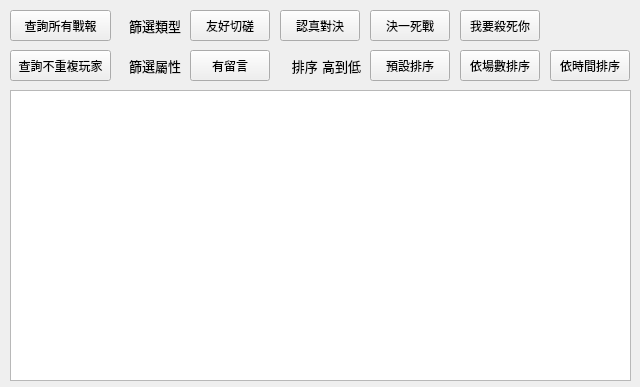
Old version of the form reportReader.ui in the repository LianSheng197/report-recorder.
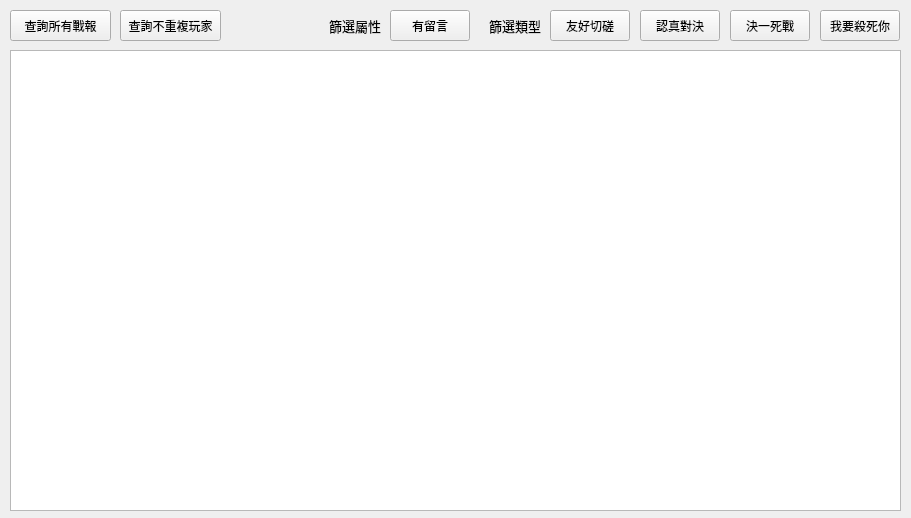
New version of the form.

Commit message: 介面修正、刪除排序按鈕

The edit to the form file:
```diff
--- a/reportReader.ui
+++ b/reportReader.ui
@@ -6,8 +6,8 @@
    <rect>
     <x>0</x>
     <y>0</y>
-    <width>640</width>
-    <height>387</height>
+    <width>911</width>
+    <height>518</height>
    </rect>
   </property>
   <property name="windowTitle">
@@ -17,8 +17,8 @@
    <widget class="QPushButton" name="readDistinctButton">
     <property name="geometry">
      <rect>
-      <x>10</x>
-      <y>50</y>
+      <x>120</x>
+      <y>10</y>
       <width>101</width>
       <height>31</height>
      </rect>
@@ -31,16 +31,16 @@
     <property name="geometry">
      <rect>
       <x>10</x>
-      <y>90</y>
-      <width>621</width>
-      <height>291</height>
+      <y>50</y>
+      <width>891</width>
+      <height>461</height>
      </rect>
     </property>
    </widget>
    <widget class="QPushButton" name="readType1Button">
     <property name="geometry">
      <rect>
-      <x>280</x>
+      <x>640</x>
       <y>10</y>
       <width>80</width>
       <height>31</height>
@@ -53,7 +53,7 @@
    <widget class="QPushButton" name="readType2Button">
     <property name="geometry">
      <rect>
-      <x>370</x>
+      <x>730</x>
       <y>10</y>
       <width>80</width>
       <height>31</height>
@@ -66,7 +66,7 @@
    <widget class="QPushButton" name="readType3Button">
     <property name="geometry">
      <rect>
-      <x>460</x>
+      <x>820</x>
       <y>10</y>
       <width>80</width>
       <height>31</height>
@@ -92,8 +92,8 @@
    <widget class="QPushButton" name="readHasShoutButton">
     <property name="geometry">
      <rect>
-      <x>190</x>
-      <y>50</y>
+      <x>390</x>
+      <y>10</y>
       <width>80</width>
       <height>31</height>
      </rect>
@@ -105,8 +105,8 @@
    <widget class="QLabel" name="label_3">
     <property name="geometry">
      <rect>
-      <x>120</x>
-      <y>50</y>
+      <x>320</x>
+      <y>10</y>
       <width>61</width>
       <height>31</height>
      </rect>
@@ -130,7 +130,7 @@
    <widget class="QLabel" name="label_4">
     <property name="geometry">
      <rect>
-      <x>120</x>
+      <x>480</x>
       <y>10</y>
       <width>61</width>
       <height>31</height>
@@ -155,78 +155,14 @@
    <widget class="QPushButton" name="readType0Button">
     <property name="geometry">
      <rect>
-      <x>190</x>
-      <y>10</y>
-      <width>80</width>
-      <height>31</height>
-     </rect>
-    </property>
-    <property name="text">
-     <string>友好切磋</string>
-    </property>
-   </widget>
-   <widget class="QLabel" name="label_5">
-    <property name="geometry">
-     <rect>
-      <x>290</x>
-      <y>50</y>
-      <width>71</width>
-      <height>31</height>
-     </rect>
-    </property>
-    <property name="font">
-     <font>
-      <family>DejaVu Sans</family>
-      <pointsize>10</pointsize>
-     </font>
-    </property>
-    <property name="layoutDirection">
-     <enum>Qt::LeftToRight</enum>
-    </property>
-    <property name="text">
-     <string>排序 高到低</string>
-    </property>
-    <property name="alignment">
-     <set>Qt::AlignRight|Qt::AlignTrailing|Qt::AlignVCenter</set>
-    </property>
-   </widget>
-   <widget class="QPushButton" name="sortByBattleCountButton">
-    <property name="geometry">
-     <rect>
-      <x>460</x>
-      <y>50</y>
-      <width>80</width>
-      <height>31</height>
-     </rect>
-    </property>
-    <property name="text">
-     <string>依場數排序</string>
-    </property>
-   </widget>
-   <widget class="QPushButton" name="sortByTimestampButton">
-    <property name="geometry">
-     <rect>
       <x>550</x>
-      <y>50</y>
+      <y>10</y>
       <width>80</width>
       <height>31</height>
      </rect>
     </property>
     <property name="text">
-     <string>依時間排序</string>
-    </property>
-   </widget>
-   <widget class="QPushButton" name="sortByIdButton">
-    <property name="geometry">
-     <rect>
-      <x>370</x>
-      <y>50</y>
-      <width>80</width>
-      <height>31</height>
-     </rect>
-    </property>
-    <property name="text">
-     <string>預設排序</string>
+     <string>友好切磋</string>
     </property>
    </widget>
   </widget>
```
The commit also changes 1 other file.
